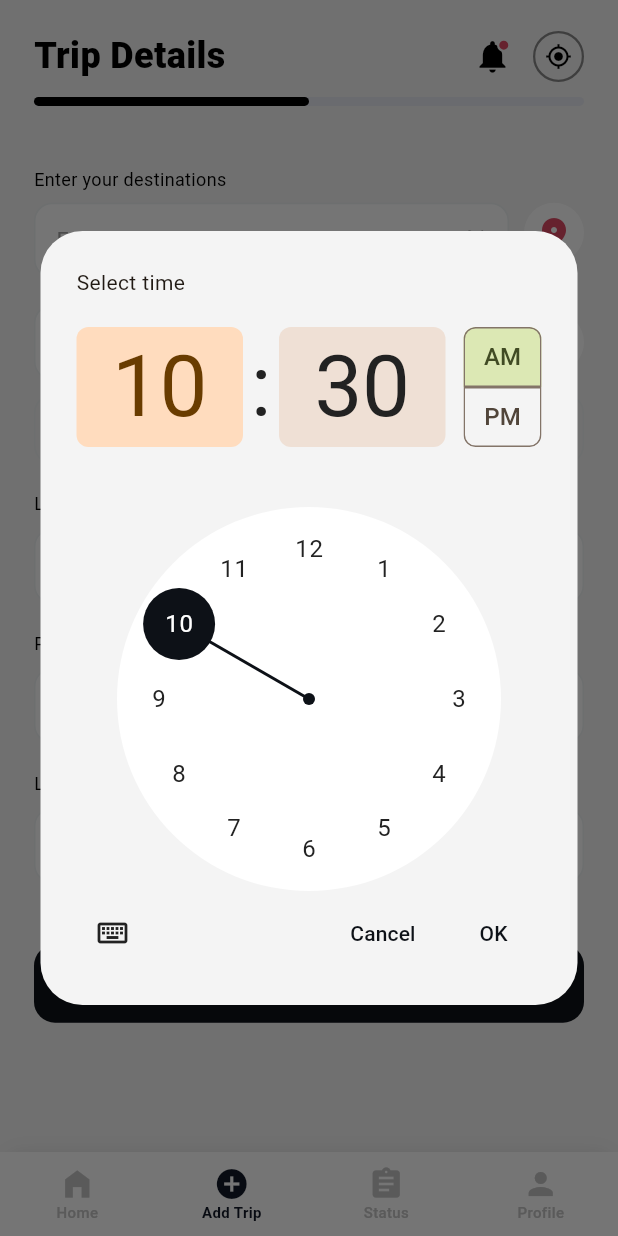
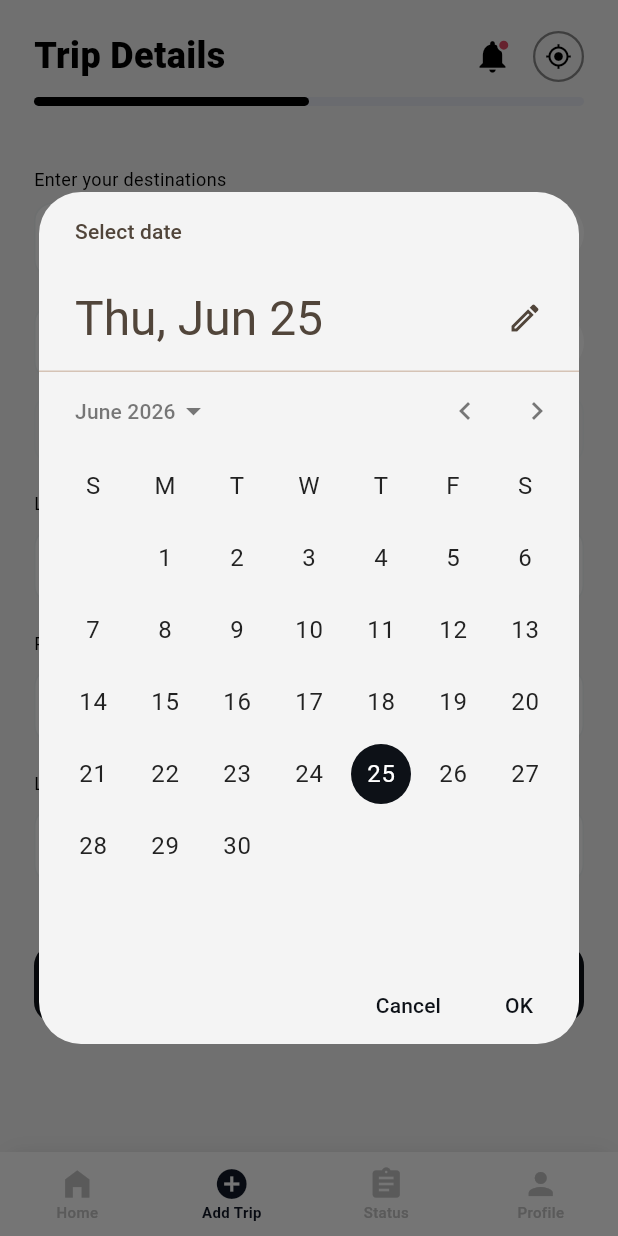
Before and after one commit to hamad-mf/porter_clone_user_latest, a Flutter app: the DashboardPage screen opened directly, item 2 of the bottom bar chosen, after a tap on "Select date", on a phone screen of 412 x 824 dp. Run offline on Flutter 3.47's test engine with Material 3 defaults, Android fonts, the phone set to English and light mode, and no system bars; our stand-ins replace firebase_core, firebase_messaging, flutter_local_notifications, geolocator, google_maps_flutter, shared_preferences; accounts and stored records are empty; network calls fail.

Commit message:
fix: fix the bugs

```diff
--- a/lib/features/dashboard/view/dashboard_page.dart
+++ b/lib/features/dashboard/view/dashboard_page.dart
@@ -203,10 +203,7 @@ class _DashboardHomeTabState extends State<_DashboardHomeTab> {
 
   Future<void> _refreshDrivers() async {
     try {
-      await Future.wait([
-        _fetchProfile(),
-        _fetchBanner(),
-      ]);
+      await Future.wait([_fetchProfile(), _fetchBanner()]);
 
       // Retrieve access token from AuthLocalStorage
       final accessToken = await AuthLocalStorage.getAccessToken();
@@ -258,48 +255,48 @@ class _DashboardHomeTabState extends State<_DashboardHomeTab> {
               Stack(
                 clipBehavior: Clip.none,
                 children: [
-                  Container(
-                    width: 40,
-                    height: 40,
-                    decoration: BoxDecoration(
-                      color: const Color(0xFFEEEEEE),
-                      borderRadius: BorderRadius.circular(10),
-                    ),
-                    child: const Icon(
-                      Icons.notifications,
-                      color: Color(0xFF111827),
-                      size: 22,
-                    ),
-                  ),
-                  Positioned(
-                    top: 6,
-                    right: 6,
-                    child: Container(
-                      width: 8,
-                      height: 8,
-                      decoration: const BoxDecoration(
-                        color: Colors.red,
-                        shape: BoxShape.circle,
-                      ),
-                    ),
-                  ),
+                  // Container(
+                  //   width: 40,
+                  //   height: 40,
+                  //   decoration: BoxDecoration(
+                  //     color: const Color(0xFFEEEEEE),
+                  //     borderRadius: BorderRadius.circular(10),
+                  //   ),
+                  //   child: const Icon(
+                  //     Icons.notifications,
+                  //     color: Color(0xFF111827),
+                  //     size: 22,
+                  //   ),
+                  // ),
+                  // Positioned(
+                  //   top: 6,
+                  //   right: 6,
+                  //   child: Container(
+                  //     width: 8,
+                  //     height: 8,
+                  //     decoration: const BoxDecoration(
+                  //       color: Colors.red,
+                  //       shape: BoxShape.circle,
+                  //     ),
+                  //   ),
+                  // ),
                 ],
               ),
               const SizedBox(width: 8),
               // GPS icon in rounded box
-              Container(
-                width: 40,
-                height: 40,
-                decoration: BoxDecoration(
-                  color: const Color(0xFFEEEEEE),
-                  borderRadius: BorderRadius.circular(10),
-                ),
-                child: const Icon(
-                  Icons.gps_fixed,
-                  color: Color(0xFF111827),
-                  size: 20,
-                ),
-              ),
+              // Container(
+              //   width: 40,
+              //   height: 40,
+              //   decoration: BoxDecoration(
+              //     color: const Color(0xFFEEEEEE),
+              //     borderRadius: BorderRadius.circular(10),
+              //   ),
+              //   child: const Icon(
+              //     Icons.gps_fixed,
+              //     color: Color(0xFF111827),
+              //     size: 20,
+              //   ),
+              // ),
             ],
           ),
 
@@ -445,9 +442,7 @@ class _WelcomeHeader extends StatelessWidget {
           onTap: () {
             Navigator.push(
               context,
-              MaterialPageRoute(
-                builder: (_) => const ProfilePage(),
-              ),
+              MaterialPageRoute(builder: (_) => const ProfilePage()),
             );
           },
           child: Text(
@@ -581,11 +576,7 @@ class _BannerFallback extends StatelessWidget {
     return Container(
       color: const Color(0xFF2D3748),
       child: const Center(
-        child: Icon(
-          Icons.local_shipping,
-          size: 60,
-          color: Colors.white38,
-        ),
+        child: Icon(Icons.local_shipping, size: 60, color: Colors.white38),
       ),
     );
   }
--- a/lib/features/new_trip/view/add_trip_page.dart
+++ b/lib/features/new_trip/view/add_trip_page.dart
@@ -58,10 +58,12 @@ class _AddTripPageState extends State<AddTripPage> {
   String? _vehicleSize;
   TimeOfDay? _startTime;
   TimeOfDay? _endTime;
+  DateTime? _pickupDate;
 
   final TextEditingController _amountController = TextEditingController();
   final TextEditingController _ownerNameController = TextEditingController();
-  final TextEditingController _contactNumberController = TextEditingController();
+  final TextEditingController _contactNumberController =
+      TextEditingController();
   final TextEditingController _secondaryContactNumberController =
       TextEditingController();
 
@@ -154,6 +156,9 @@ class _AddTripPageState extends State<AddTripPage> {
   }
 
   String? _validateTripDetails() {
+    debugPrint(
+      'pickupDate=$_pickupDate endTime=$_endTime startTime=$_startTime',
+    );
     if (_pickupController.text.trim().isEmpty) {
       return 'Select a starting location.';
     }
@@ -169,12 +174,15 @@ class _AddTripPageState extends State<AddTripPage> {
     if ((_loadType ?? '').trim().isEmpty) {
       return 'Select a loading item.';
     }
+    if (_pickupDate == null) {
+      return 'Select a pickup date.';
+    }
     if (_startTime == null) {
       return 'Select a pickup time.';
     }
-    if (_endTime == null) {
-      return 'Select a pickup date.';
-    }
+    // if (_endTime == null) {
+    //   return 'Select a pickup date.';
+    // }
     if ((_vehicleSize ?? '').trim().isEmpty) {
       return 'Select a vehicle size.';
     }
@@ -187,6 +195,7 @@ class _AddTripPageState extends State<AddTripPage> {
     }
     return null;
   }
+
   @override
   void dispose() {
     _pickupController.dispose();
@@ -246,6 +255,14 @@ class _AddTripPageState extends State<AddTripPage> {
     return '$h:$m';
   }
 
+  String _formatPayloadDate(DateTime? date) {
+    if (date == null) return '';
+    final y = date.year.toString();
+    final m = date.month.toString().padLeft(2, '0');
+    final d = date.day.toString().padLeft(2, '0');
+    return '$y-$m-$d'; // "YYYY-MM-DD" — adjust format to match your backend
+  }
+
   Map<String, String> _buildTripPayload() {
     final payload = <String, String>{
       'pickup_location': _pickupController.text.trim(),
@@ -253,14 +270,13 @@ class _AddTripPageState extends State<AddTripPage> {
       'load_size': (_loadSize ?? '').trim(),
       'load_type': (_loadType ?? '').trim(),
       'start_time': _formatPayloadTime(_startTime),
-      'pickup_date': _formatPayloadTime(_endTime),
+      'pickup_date': _formatPayloadDate(_pickupDate),
       'body_type': (_bodyType ?? '').trim(),
       'vehicle_size': (_vehicleSize ?? '').trim(),
       'amount': _amountController.text.trim(),
       'name': _ownerNameController.text.trim(),
       'contact_number': _contactNumberController.text.trim(),
-      'secondary_contact_number':
-          _secondaryContactNumberController.text.trim(),
+      'secondary_contact_number': _secondaryContactNumberController.text.trim(),
     };
 
     final stops = _buildStops();
@@ -277,6 +293,7 @@ class _AddTripPageState extends State<AddTripPage> {
     }
 
     final tripError = _validateTripDetails();
+
     if (tripError != null) {
       if (_step != 0) {
         setState(() => _step = 0);
@@ -505,6 +522,9 @@ class _AddTripPageState extends State<AddTripPage> {
                   index: _step,
                   children: [
                     _TripDetailsTab(
+                      pickupDate: _pickupDate,
+                      onPickupDateChanged: (value) =>
+                          setState(() => _pickupDate = value),
                       onNext: _next,
                       pickupController: _pickupController,
                       dropController: _dropController,
@@ -542,7 +562,6 @@ class _AddTripPageState extends State<AddTripPage> {
                       sizeOptions: _loadSizeChoices,
                       bodyTypeOptions: _bodyTypeChoices,
                       vehicleSizeOptions: _vehicleSizeChoices,
-
                     ),
                     _OwnerDetailsTab(
                       onBack: _back,
@@ -629,6 +648,8 @@ class _TripDetailsTab extends StatelessWidget {
     required this.sizeOptions,
     required this.bodyTypeOptions,
     required this.vehicleSizeOptions,
+    required this.onPickupDateChanged,
+    required this.pickupDate,
   });
   final VoidCallback onNext;
   final TextEditingController pickupController;
@@ -654,6 +675,8 @@ class _TripDetailsTab extends StatelessWidget {
   final List<_TripChoice> sizeOptions;
   final List<_TripChoice> bodyTypeOptions;
   final List<_TripChoice> vehicleSizeOptions;
+  final DateTime? pickupDate;
+  final ValueChanged<DateTime> onPickupDateChanged;
 
   @override
   Widget build(BuildContext context) {
@@ -743,10 +766,10 @@ class _TripDetailsTab extends StatelessWidget {
             Expanded(
               child: _LabeledField(
                 label: 'Pickup date',
-                child: _TimeField(
+                child: _DateField(
                   hint: 'Select date',
-                  value: endTime,
-                  onChanged: onEndTimeChanged,
+                  value: pickupDate,
+                  onChanged: onPickupDateChanged,
                 ),
               ),
             ),
@@ -1299,6 +1322,88 @@ class _TimeField extends StatelessWidget {
   );
 }
 
+class _DateField extends StatelessWidget {
+  const _DateField({
+    required this.value,
+    required this.onChanged,
+    this.hint = 'Select date',
+  });
+
+  final DateTime? value;
+  final ValueChanged<DateTime> onChanged;
+  final String hint;
+
+  // Formats the display to something clean like "MM/DD/YYYY" (e.g., "10/25/2026")
+  // You can adjust this structure if you prefer "DD/MM/YYYY" or use the intl package.
+  String _formatDisplay(DateTime date) {
+    final month = date.month.toString().padLeft(2, '0');
+    final day = date.day.toString().padLeft(2, '0');
+    final year = date.year;
+    return '$month/$day/$year';
+  }
+
+  Future<void> _pick(BuildContext context) async {
+    final picked = await showDatePicker(
+      context: context,
+      initialDate: value ?? DateTime.now(),
+      firstDate: DateTime(2000), // Adjust the scope based on your requirements
+      lastDate: DateTime(2101),
+      builder: (context, child) {
+        final theme = Theme.of(context);
+        return Theme(
+          data: theme.copyWith(
+            colorScheme: theme.colorScheme.copyWith(
+              primary: const Color(0xFF0D1117),
+              onPrimary: Colors.white,
+              surface: Colors.white,
+              onSurface: const Color(0xFF222222),
+            ),
+            datePickerTheme: const DatePickerThemeData(
+              backgroundColor:
+                  _pageBg, // Uses your specific background constant
+            ),
+          ),
+          child: child!,
+        );
+      },
+    );
+
+    if (picked == null) {
+      return;
+    }
+    onChanged(picked);
+  }
+
+  @override
+  Widget build(BuildContext context) => GestureDetector(
+    onTap: () => _pick(context),
+    child: Container(
+      height: 50,
+      padding: const EdgeInsets.symmetric(horizontal: 14),
+      decoration: _fieldDecoration(), // Uses your external decoration method
+      child: Row(
+        children: [
+          Expanded(
+            child: Text(
+              value == null ? hint : _formatDisplay(value!),
+              style: TextStyle(
+                color: value == null ? _hintColor : const Color(0xFF222222),
+                fontSize: 14,
+                fontWeight: FontWeight.w400,
+              ),
+            ),
+          ),
+          const Icon(
+            Icons.calendar_today_outlined, // Swapped to calendar icon
+            color: Color(0xFF444444),
+            size: 18,
+          ),
+        ],
+      ),
+    ),
+  );
+}
+
 class _PrimaryButton extends StatelessWidget {
   const _PrimaryButton({
     required this.text,
```
Also changed, not shown: lib/features/map/view/map_picker_page.dart (+59 -51 lines), pubspec.lock, 1 other file. Lines whose indentation alone changed are shown as unchanged.
